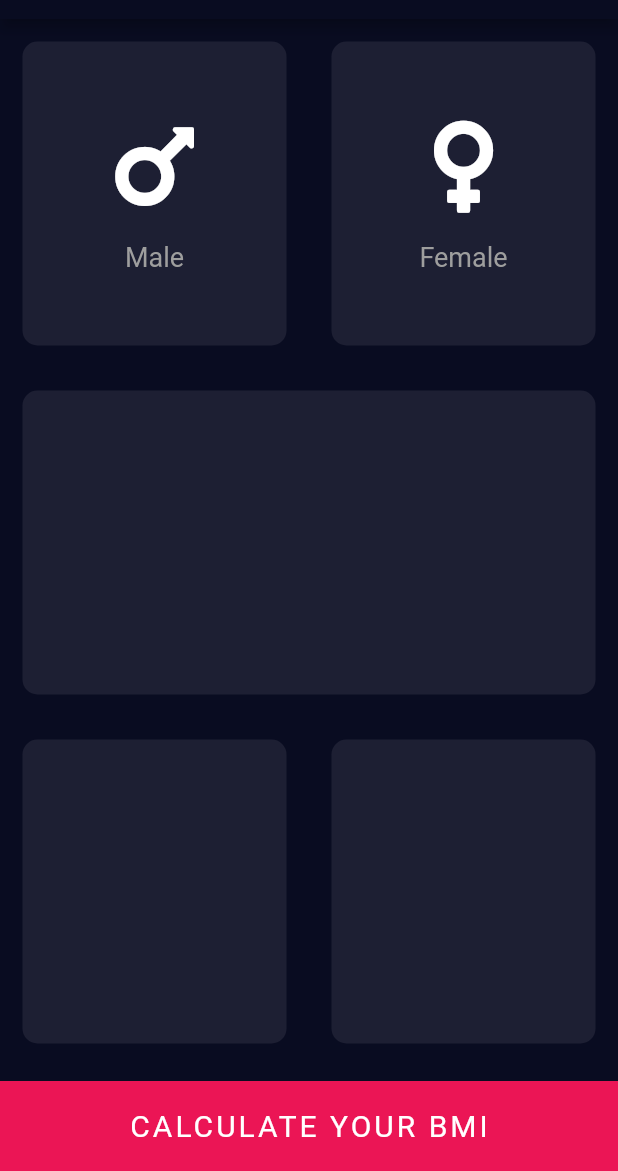
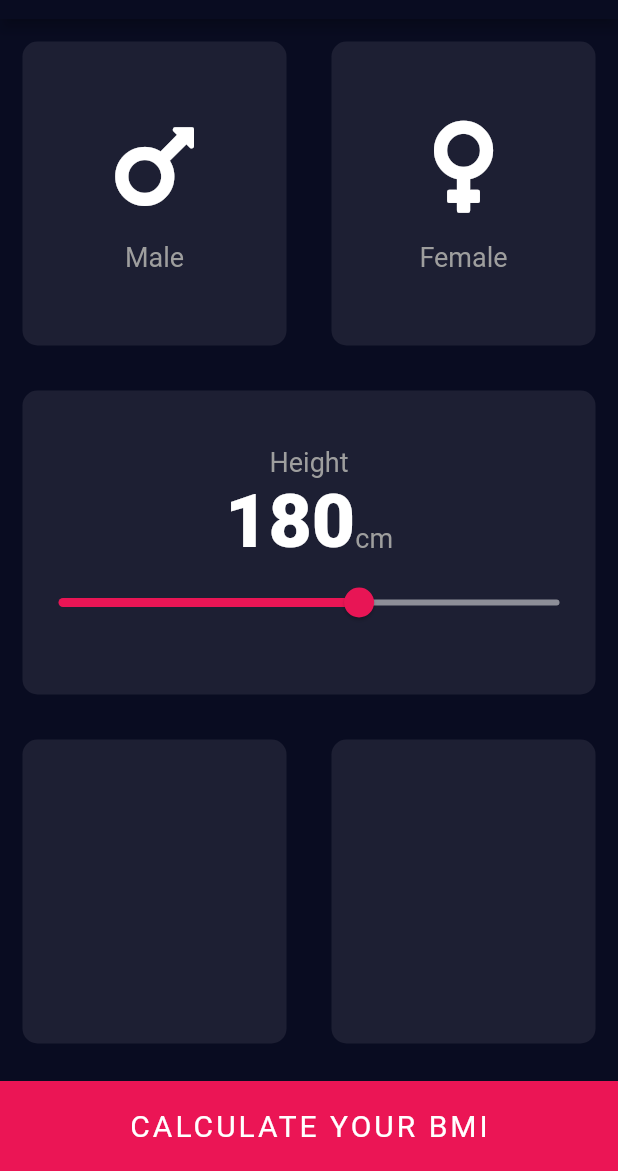
Before and after one commit to MominKhattar/BMI_Calculator, a Flutter app: the screen it shows after launch, on a phone screen of 412 x 824 dp, the part 65-1236 px from its top. Run offline on Flutter 3.47's test engine with Material 2 defaults, Android fonts, the phone set to English and light mode, and no system bars; our stand-ins replace font_awesome_flutter.

Commit message:
Added Slider

```diff
--- /dev/null
+++ b/lib/Models/constants.dart
@@ -0,0 +1,18 @@
+import 'package:flutter/material.dart';
+
+
+const kBottomContainerHeight = 60.0;
+const kInactiveCardColor = Color(0xFF1D1F33);
+const kActiveCardColor = Color(0xFF111328);
+const kBottomContainerColor = Color(0xFFEB1555);
+
+
+const kLabelTextStyle = TextStyle(
+  fontSize: 18.0,
+  color: Colors.grey,
+);
+
+const kNumberTestStyle = TextStyle(
+  fontSize: 50,
+  fontWeight: FontWeight.w900,
+);
--- a/lib/Models/icon_content.dart
+++ b/lib/Models/icon_content.dart
@@ -1,4 +1,8 @@
 import 'package:flutter/material.dart';
+
+import 'constants.dart';
+
+
 
 class IconContent extends StatelessWidget {
 
@@ -21,10 +25,7 @@ class IconContent extends StatelessWidget {
         ),
         Text(
           label,
-          style: TextStyle(
-            fontSize: 18.0,
-            color: Colors.grey,
-          ),
+          style: kLabelTextStyle,
         )
       ],
     );
--- a/lib/Models/reuseable_card.dart
+++ b/lib/Models/reuseable_card.dart
@@ -3,17 +3,21 @@ import 'package:flutter/material.dart';
 class ReuseableCard extends StatelessWidget {
   final Color colour;
   final Widget childCard;
+  final Function()? onPress;
 
   ReuseableCard(
-      {required this.colour, this.childCard = const SizedBox.expand()});
+      {required this.colour, this.childCard = const SizedBox.expand(), this.onPress});
 
   @override
   Widget build(BuildContext context) {
-    return Container(
-      margin: EdgeInsets.all(15),
-      decoration:
-      BoxDecoration(borderRadius: BorderRadius.circular(10), color: colour),
-      child: childCard,
+    return GestureDetector(
+      onTap: onPress,
+      child: Container(
+        margin: EdgeInsets.all(15),
+        decoration:
+        BoxDecoration(borderRadius: BorderRadius.circular(10), color: colour),
+        child: childCard,
+      ),
     );
   }
 }
--- a/lib/screens/InputPage.dart
+++ b/lib/screens/InputPage.dart
@@ -1,21 +1,19 @@
+import 'package:bmi_calculator/Models/constants.dart';
 import 'package:bmi_calculator/Models/icon_content.dart';
 import 'package:bmi_calculator/Models/reuseable_card.dart';
 import 'package:flutter/material.dart';
 import 'package:font_awesome_flutter/font_awesome_flutter.dart';
 
-const BottomContainerHeight = 60.0;
-const InactiveCardColor = Color(0xFF1D1F33);
-const ActiveCardColor = Color(0xFF111328);
-const BottomContainerColor = Color(0xFFEB1555);
+
 enum Gender { male, female }
 
 class InputPage extends StatefulWidget {
   @override
   _InputPageState createState() => _InputPageState();
 }
-
 class _InputPageState extends State<InputPage> {
   Gender? selectedGender;
+  int height = 180;
 
   @override
   Widget build(BuildContext context) {
@@ -25,43 +23,41 @@ class _InputPageState extends State<InputPage> {
           title: Text('BMI CALCULATOR'),
         ),
         body: Column(
+          crossAxisAlignment: CrossAxisAlignment.stretch,
+
           children: [
             Expanded(
               child: Row(
                 children: [
                   Expanded(
-                    child: GestureDetector(
-                      onTap: () {
+                    child: ReuseableCard(
+                      onPress: () {
                         setState(() {
                           selectedGender = Gender.male;
                         });
                       },
-                      child: ReuseableCard(
                       colour: selectedGender == Gender.male
-                            ? ActiveCardColor
-                            : InactiveCardColor,
+                          ? kActiveCardColor
+                          : kInactiveCardColor,
                       childCard: IconContent(
                         icon: FontAwesomeIcons.mars,
                         label: "Male",
                       ),
                     ),
                   ),
-                  ),
                   Expanded(
-                    child: GestureDetector(
-                      onTap: () {
+                    child: ReuseableCard(
+                      onPress: () {
                         setState(() {
                           selectedGender = Gender.female;
                         });
                       },
-                      child: ReuseableCard(
                       colour: selectedGender == Gender.female
-                            ? ActiveCardColor
-                            : InactiveCardColor,
+                          ? kActiveCardColor
+                          : kInactiveCardColor,
                       childCard: IconContent(
                         icon: FontAwesomeIcons.venus,
                         label: "Female",
-                        ),
                       ),
                     ),
                   ),
@@ -69,22 +65,53 @@ class _InputPageState extends State<InputPage> {
               ),
             ),
             Expanded(
-              child: ReuseableCard(colour: InactiveCardColor),
+              child: ReuseableCard(colour: kInactiveCardColor,
+                childCard: Column( mainAxisAlignment: MainAxisAlignment.center,
+                  children: [
+                    Text("Height", style : kLabelTextStyle,),
+                   Row(
+                     mainAxisAlignment: MainAxisAlignment.center,
+                     crossAxisAlignment: CrossAxisAlignment.baseline,
+                     textBaseline: TextBaseline.alphabetic,
+                     children: [
+                       Text(height.toString(),
+                         style: kNumberTestStyle,),
+                       Text("cm", style: kLabelTextStyle,)
+                     ],
+                   ),
+
+                    Slider(value: height.toDouble(),
+                        max: 220, min: 120,
+                        activeColor: Color(0xFFE81555),
+                        inactiveColor: Color(0xFF8D8E98),
+                        onChanged: ( double newValue ){
+                     setState(() {
+                       height = newValue.round();
+                     });
+                        },
+                    ),
+
+
+                  ],
+                ),
+              ),
             ),
             Expanded(
               child: Row(
                 children: [
-                  Expanded(child: ReuseableCard(colour: InactiveCardColor)),
+                  Expanded(child: ReuseableCard(colour: kInactiveCardColor)),
                   Expanded(
-                    child: ReuseableCard(colour: InactiveCardColor),
+                    child: ReuseableCard(
+                      colour: kInactiveCardColor,
+                    ),
                   ),
                 ],
               ),
             ),
             Container(
-              color: BottomContainerColor,
+              color: kBottomContainerColor,
               margin: EdgeInsets.only(top: 10),
-              height: BottomContainerHeight,
+              height: kBottomContainerHeight,
               width: double.infinity,
               child: Center(
                 child: Text(
```
Lines whose indentation alone changed are shown as unchanged.
